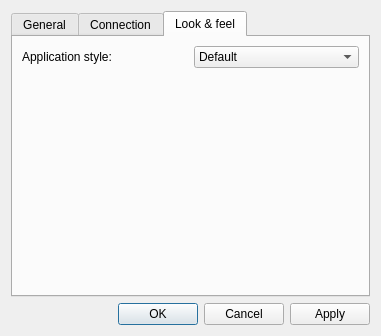
This is ui/settingswindow.ui in WST/acid-pc as Qt 5 draws it before an edit. The edited form follows.
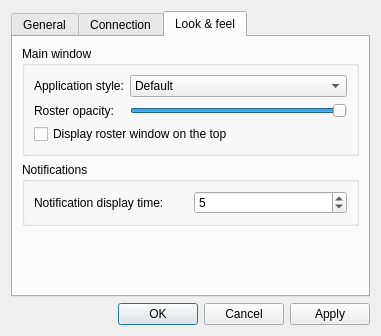
This is the edited form. The open tabs and pages were chosen to show the change. Icons and pictures are not drawn.

Diff of the .ui file:
```diff
--- a/ui/settingswindow.ui
+++ b/ui/settingswindow.ui
@@ -239,6 +239,12 @@
       <attribute name="title">
        <string>Look &amp;&amp; feel</string>
       </attribute>
+      <layout class="QVBoxLayout" name="verticalLayout_8">
+       <item>
+        <widget class="QGroupBox" name="groupBox_4">
+         <property name="title">
+          <string>Main window</string>
+         </property>
       <layout class="QVBoxLayout" name="verticalLayout_2">
        <item>
         <layout class="QGridLayout" name="gridLayout">
@@ -271,7 +277,73 @@
            </item>
           </widget>
          </item>
-        </layout>
+            <item row="1" column="1">
+             <widget class="QSlider" name="roster_opacity">
+              <property name="minimum">
+               <number>10</number>
+              </property>
+              <property name="maximum">
+               <number>100</number>
+              </property>
+              <property name="value">
+               <number>100</number>
+              </property>
+              <property name="orientation">
+               <enum>Qt::Horizontal</enum>
+              </property>
+             </widget>
+            </item>
+            <item row="1" column="0">
+             <widget class="QLabel" name="label_7">
+              <property name="text">
+               <string>Roster opacity:</string>
+              </property>
+             </widget>
+            </item>
+           </layout>
+          </item>
+          <item>
+           <widget class="QCheckBox" name="roster_on_the_top">
+            <property name="text">
+             <string>Display roster window on the top</string>
+            </property>
+           </widget>
+          </item>
+         </layout>
+        </widget>
+       </item>
+       <item>
+        <widget class="QGroupBox" name="groupBox_5">
+         <property name="title">
+          <string>Notifications</string>
+         </property>
+         <layout class="QVBoxLayout" name="verticalLayout_9">
+          <item>
+           <layout class="QGridLayout" name="gridLayout_4">
+            <item row="0" column="0">
+             <widget class="QLabel" name="label_8">
+              <property name="text">
+               <string>Notification display time:</string>
+              </property>
+             </widget>
+            </item>
+            <item row="0" column="1">
+             <widget class="QSpinBox" name="notification_display_time">
+              <property name="minimum">
+               <number>1</number>
+              </property>
+              <property name="maximum">
+               <number>60</number>
+              </property>
+              <property name="value">
+               <number>5</number>
+              </property>
+             </widget>
+            </item>
+           </layout>
+          </item>
+         </layout>
+        </widget>
        </item>
        <item>
         <spacer name="verticalSpacer">
```
Left out of the diff: 2 changed lines with no effect on the pictures. Lines whose indentation alone changed are shown as unchanged.
